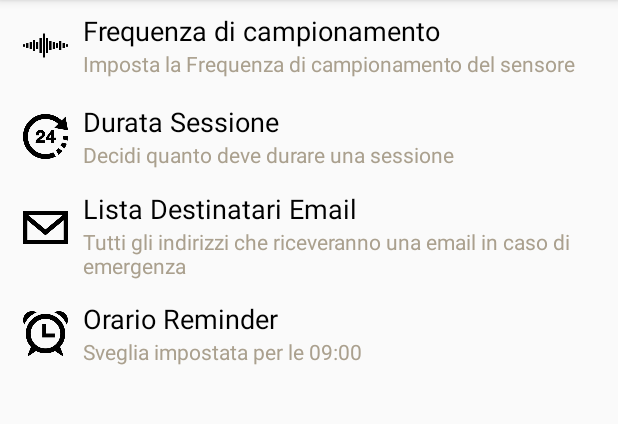
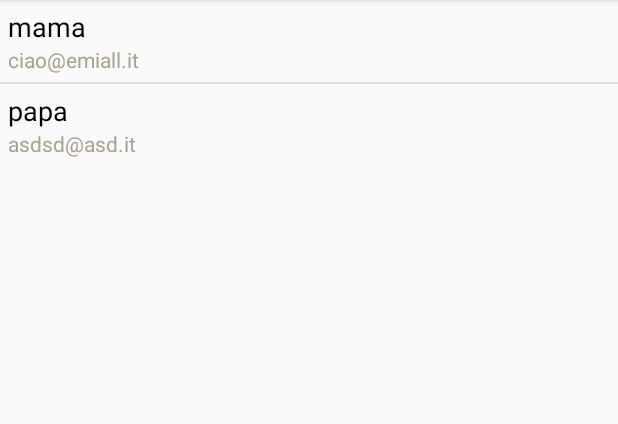
Before and after one commit to LivingWithHippos/EmbeddedSystemProgramming1415, an Android app: the UI5 screen opened directly, with no data from a screen before it, after a tap on "Lista Destinatari Email", on a phone screen of 412 x 824 dp, the part 84-508 px from its top. Run offline under Robolectric (Android 15) with nearby library versions, the phone set to English and light mode, and no system bars.

Commit message:
Lista eMail
Primo upload dela lista di email, manca la possibilità di inserirle e
modificarle

```diff
--- /dev/null
+++ b/Code/FemurShield/app/src/main/java/org/tbw/FemurShield/View/EmailFragment.java
@@ -0,0 +1,154 @@
+package org.tbw.FemurShield.View;
+
+import android.app.Activity;
+import android.app.ListFragment;
+import android.content.Context;
+import android.content.SharedPreferences;
+import android.content.res.Resources;
+import android.net.Uri;
+import android.os.Bundle;
+import android.app.Fragment;
+import android.util.Log;
+import android.view.LayoutInflater;
+import android.view.View;
+import android.view.ViewGroup;
+import android.widget.ListView;
+
+import org.tbw.FemurShield.R;
+
+import java.text.DecimalFormat;
+import java.util.ArrayList;
+import java.util.List;
+import java.util.Set;
+
+/**
+ * A simple {@link Fragment} subclass.
+ * Activities that contain this fragment must implement the
+ * {@link EmailFragment.OnEmailItemClickedListener} interface
+ * to handle interaction events.
+ * Use the {@link EmailFragment#newInstance} factory method to
+ * create an instance of this fragment.
+ */
+public class EmailFragment extends ListFragment {
+
+
+    private List<EmailListItem> mItems;
+    private OnEmailItemClickedListener mCallback;
+    private SharedPreferences prefs;
+    private EmailListAdapter mAdapter;
+
+
+    /**
+     * Use this factory method to create a new instance of
+     * this fragment using the provided parameters.
+     *
+     * @return A new instance of fragment EmailFragment.
+     */
+
+    public static EmailFragment newInstance() {
+        EmailFragment fragment = new EmailFragment();
+        return fragment;
+    }
+
+    public EmailFragment() {
+        // Required empty public constructor
+    }
+
+    @Override
+    public void onCreate(Bundle savedInstanceState) {
+        super.onCreate(savedInstanceState);
+
+
+        mItems = new ArrayList<EmailListItem>();
+        //mi serve per ottenere le icone
+        Resources resources = getResources();
+        // prefs serve a caricare le impostazioni salvate
+        prefs=getActivity().getPreferences(Context.MODE_PRIVATE);
+        //aggiungo le voci alla lista
+        String[] email=getEmailData();
+        if(email!=null)
+            for(int i=0;i<email.length;i++)
+            {
+                Log.d("FemurShield",email[i]);
+                mItems.add(new EmailListItem(email[i++], email[i]));
+                Log.d("FemurShield", email[i]);
+            }
+        mItems.add(new EmailListItem("ciao@emiall.it","mama"));
+        mItems.add(new EmailListItem("asdsd@asd.it","papa"));
+        //imposto l'adapter
+        mAdapter=new EmailListAdapter(getActivity(), mItems);
+        setListAdapter(mAdapter);
+
+    }
+
+
+    @Override
+    public View onCreateView(LayoutInflater inflater, ViewGroup container,
+                             Bundle savedInstanceState) {
+        // Inflate the layout for this fragment
+        return inflater.inflate(R.layout.fragment_email, container, false);
+    }
+
+
+    @Override
+    public void onAttach(Activity activity) {
+        super.onAttach(activity);
+        try {
+            mCallback = (OnEmailItemClickedListener) activity;
+        } catch (ClassCastException e) {
+            throw new ClassCastException(activity.toString()
+                    + " must implement onEmailItemClickedListener");
+        }
+    }
+
+    @Override
+    public void onDetach() {
+        super.onDetach();
+        mCallback = null;
+    }
+
+    public String[] getEmailData()
+    {
+        SharedPreferences prefs=getActivity().getPreferences(Context.MODE_PRIVATE);
+        Set<String> mySet=prefs.getStringSet(getString(R.string.email_list),null);
+        String[] emailData=null;
+        if(mySet!=null)
+        {
+            int index=0;
+            emailData=new String[mySet.size()*2];
+            for(String s:mySet)
+            {
+                String userData[]=s.split("\n",2);
+                Log.d("Femurshield","dimensione array: "+userData.length);
+                emailData[index++]=userData[0];
+                emailData[index++]=userData[1];
+            }
+        }
+        return emailData;
+    }
+
+
+    @Override
+    public void onListItemClick(ListView l, View v, int position, long id) {
+        EmailListItem e=mItems.get(position);
+        mCallback.onEmailItemClicked(e);
+    }
+
+    /**
+     * This interface must be implemented by activities that contain this
+     * fragment to allow an interaction in this fragment to be communicated
+     * to the activity and potentially other fragments contained in that
+     * activity.
+     * <p/>
+     * See the Android Training lesson <a href=
+     * "http://developer.android.com/training/basics/fragments/communicating.html"
+     * >Communicating with Other Fragments</a> for more information.
+     */
+    public interface OnEmailItemClickedListener {
+        // TODO: Update argument type and name
+        public void onEmailItemClicked(EmailListItem e);
+    }
+
+
+
+}
--- /dev/null
+++ b/Code/FemurShield/app/src/main/java/org/tbw/FemurShield/View/EmailListAdapter.java
@@ -0,0 +1,62 @@
+package org.tbw.FemurShield.View;
+
+import android.content.Context;
+import android.view.LayoutInflater;
+import android.view.View;
+import android.view.ViewGroup;
+import android.widget.ArrayAdapter;
+import android.widget.ImageView;
+import android.widget.TextView;
+
+import org.tbw.FemurShield.R;
+
+import java.util.List;
+
+/**
+ * Created by Marco on 07/05/2015.
+ */
+public class EmailListAdapter extends ArrayAdapter {
+
+    public EmailListAdapter(Context context, List<EmailListItem> items) {
+        super(context, R.layout.email_list_item, items);
+    }
+
+    // uso il pattern view holder che mi permette di evitare di richiamare spesso findViewById
+    @Override
+    public View getView(int position, View convertView, ViewGroup parent) {
+        ViewHolder viewHolder;
+
+        if(convertView == null) {
+            // inflate the GridView item layout
+            LayoutInflater inflater = LayoutInflater.from(getContext());
+            convertView = inflater.inflate(R.layout.email_list_item, parent, false);
+
+            // initialize the view holder
+            viewHolder = new ViewHolder();
+            viewHolder.tvName = (TextView) convertView.findViewById(R.id.tvEmailItemName);
+            viewHolder.tvAddress = (TextView) convertView.findViewById(R.id.tvEmailItemAddress);
+            convertView.setTag(viewHolder);
+        } else {
+            // recycle the already inflated view
+            viewHolder = (ViewHolder) convertView.getTag();
+        }
+
+        // update the item view
+        EmailListItem item =(EmailListItem) getItem(position);
+        viewHolder.tvName.setText(item.name);
+        viewHolder.tvAddress.setText(item.address);
+
+        return convertView;
+    }
+
+    /**
+     * Implementa il pattern View-Holder
+     * poco utile visto che abbiamo poche voci ma in futuro non si sa mai
+     *
+     * vedi http://developer.android.com/training/improving-layouts/smooth-scrolling.html#ViewHolder
+     */
+    private static class ViewHolder {
+        TextView tvName;
+        TextView tvAddress;
+    }
+}
--- /dev/null
+++ b/Code/FemurShield/app/src/main/java/org/tbw/FemurShield/View/EmailListItem.java
@@ -0,0 +1,20 @@
+package org.tbw.FemurShield.View;
+
+/**
+ * Created by Marco on 07/05/2015.
+ */
+public class EmailListItem {
+    public final String name;
+    public String address;
+
+    public EmailListItem(String address,String name)
+    {
+        this.name=name;
+        this.address=address;
+    }
+
+    public void setAddress(String newAddress)
+    {
+        address=newAddress;
+    }
+}
--- a/Code/FemurShield/app/src/main/java/org/tbw/FemurShield/View/SettingsFragment.java
+++ b/Code/FemurShield/app/src/main/java/org/tbw/FemurShield/View/SettingsFragment.java
@@ -53,8 +53,6 @@ public class SettingsFragment extends ListFragment {
     @Override
     public void onCreate(Bundle savedInstanceState) {
         super.onCreate(savedInstanceState);
-
-
 
         mItems = new ArrayList<SettingListItem>();
         //mi serve per ottenere le icone
--- a/Code/FemurShield/app/src/main/java/org/tbw/FemurShield/View/UI5.java
+++ b/Code/FemurShield/app/src/main/java/org/tbw/FemurShield/View/UI5.java
@@ -4,7 +4,9 @@ import android.app.FragmentManager;
 import android.app.FragmentTransaction;
 import android.content.Context;
 import android.content.SharedPreferences;
+import android.net.Uri;
 import android.os.Bundle;
+import android.util.Log;
 import android.view.Menu;
 import android.view.MenuItem;
 
@@ -15,7 +17,7 @@ import org.tbw.FemurShield.R;
 * e gestisce il callback dei vari fragment che rappresentano le voci del menu impostazioni
 * TODO: gestire la modalit� landscape e tablet, gestire i vari stati (onPause(), etc), gestire lista email destinatari
 * */
-public class UI5 extends BaseActivity implements SettingsFragment.OnFragmentInteractionListener,TimePickerFragment.OnAlarmChangedListener,DurationFragment.OnDurationChangedListener{
+public class UI5 extends BaseActivity implements SettingsFragment.OnFragmentInteractionListener,TimePickerFragment.OnAlarmChangedListener,DurationFragment.OnDurationChangedListener,EmailFragment.OnEmailItemClickedListener{
 
     private SharedPreferences prefs;
 
@@ -93,6 +95,19 @@ public class UI5 extends BaseActivity implements SettingsFragment.OnFragmentInte
             DurationFragment duration=new DurationFragment();
             duration.show(getFragmentManager(),"DurationPicker");
         }
+        if(s.title.equalsIgnoreCase(getString(R.string.title_email_recipient)))
+        {
+            EmailFragment emailFragment=new EmailFragment();
+            FragmentTransaction transaction = getFragmentManager().beginTransaction();
+
+            // Replace whatever is in the fragment_container view with this fragment,
+            // and add the transaction to the back stack so the user can navigate back
+            transaction.replace(R.id.fragment_container_settings, emailFragment);
+            transaction.addToBackStack(null);
+
+            // Commit the transaction
+            transaction.commit();
+        }
 
     }
 
@@ -128,4 +143,10 @@ public class UI5 extends BaseActivity implements SettingsFragment.OnFragmentInte
             articleFrag.updateAlarmTime(hourOfDay,minute);
         // TODO: impostare la sveglia con l'orario salvato
     }
+
+    @Override
+    public void onEmailItemClicked(EmailListItem e) {
+        Log.d("FemureShield","Cliccato su "+e.name+" "+e.address);
+
+    }
 }
--- /dev/null
+++ b/Code/FemurShield/app/src/main/res/layout/email_list_item.xml
@@ -0,0 +1,29 @@
+<?xml version="1.0" encoding="utf-8"?>
+<RelativeLayout xmlns:android="http://schemas.android.com/apk/res/android"
+    android:layout_width="match_parent"
+    android:layout_height="match_parent"
+    android:layout_gravity="center"
+    android:gravity="center_vertical"
+    android:padding="5dp" >
+
+        <!-- container per nome e indirizzo -->
+        <RelativeLayout android:layout_width="wrap_content"
+            android:layout_height="wrap_content"
+            android:layout_centerVertical="true" >
+
+            <!-- titolo -->
+            <TextView android:id="@+id/tvEmailItemName"
+                android:layout_width="wrap_content"
+                android:layout_height="wrap_content"
+                android:textAppearance="@android:style/TextAppearance.Medium" />
+
+            <!-- Descrizione -->
+            <TextView android:id="@+id/tvEmailItemAddress"
+                android:layout_below="@id/tvEmailItemName"
+                android:layout_width="wrap_content"
+                android:layout_height="wrap_content"
+                android:textColor="@color/settingSecondary"
+                android:textAppearance="@android:style/TextAppearance.Small" />
+        </RelativeLayout>
+
+</RelativeLayout>
--- /dev/null
+++ b/Code/FemurShield/app/src/main/res/layout/fragment_email.xml
@@ -0,0 +1,12 @@
+<FrameLayout xmlns:android="http://schemas.android.com/apk/res/android"
+    xmlns:tools="http://schemas.android.com/tools" android:layout_width="match_parent"
+    android:layout_height="match_parent" tools:context="org.tbw.FemurShield.View.EmailFragment">
+
+    <ListView
+        android:id="@android:id/list"
+        android:layout_width="match_parent"
+        android:layout_height="wrap_content"
+        android:layout_weight="1" >
+    </ListView>
+
+</FrameLayout>
--- a/Code/FemurShield/app/src/main/res/values/strings.xml
+++ b/Code/FemurShield/app/src/main/res/values/strings.xml
@@ -20,4 +20,8 @@
     <string name="description_alarm_set_to">Allarme impostato per le</string>
     <string name="tv_set_duration">Imposta la durata della sessione</string>
     <string name="et_duration_hint">Immetti un valore tra 1 e 24</string>
+
+<!-- TODO: Remove or change this placeholder text -->
+    <string name="hello_blank_fragment">Hello blank fragment</string>
+    <string name="email_list">email_users_list</string>
 </resources>
```
Also changed, not shown: 1 other file.
